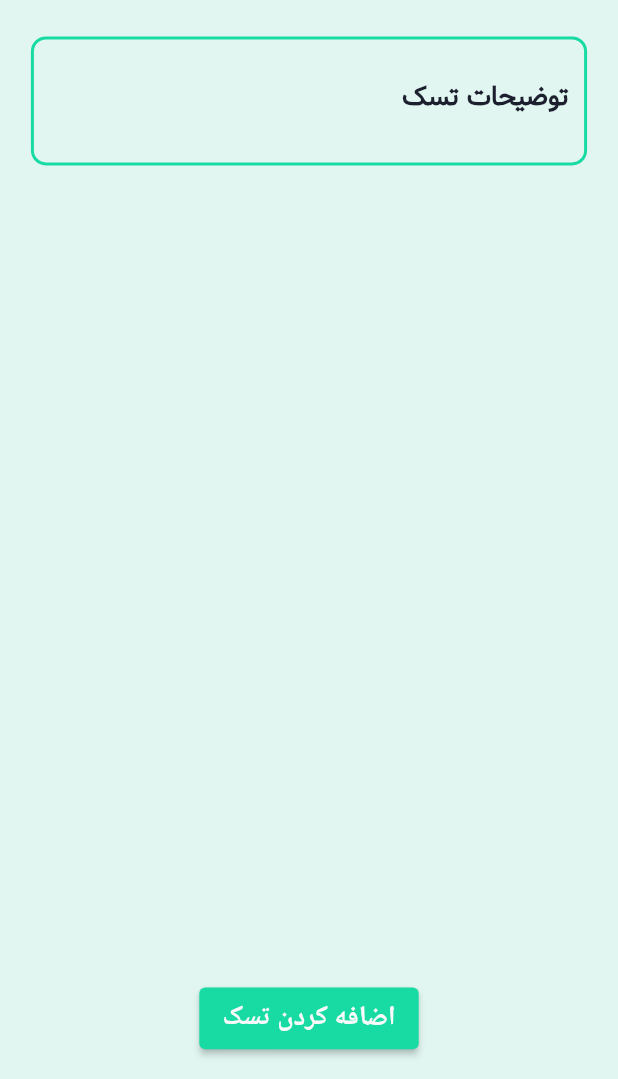
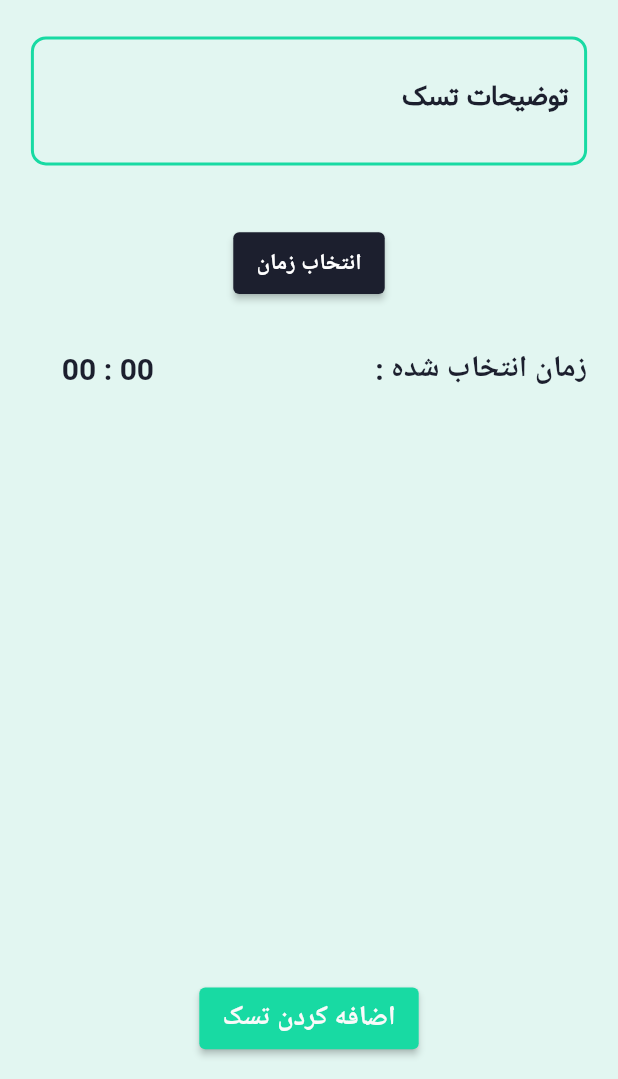
Before and after one commit to Sobhan-Ziyaei/hive_todo_app, a Flutter app: the AddTaskScreen screen opened directly, on a phone screen of 412 x 824 dp, the part 157-1236 px from its top. Run offline on Flutter 3.47's test engine with Material 2 defaults, Android fonts, the phone set to English and light mode, and no system bars; our stand-ins replace flutter_spinkit, hive_flutter, lottie; missing offline and left inert: persian_datetime_picker; accounts and stored records are empty.

Commit message:
continue app with add persion time

```diff
--- a/lib/models/task.dart
+++ b/lib/models/task.dart
@@ -1,3 +1,4 @@
+import 'package:flutter/material.dart';
 import 'package:hive_flutter/hive_flutter.dart';
 
 part 'task.g.dart';
@@ -14,9 +15,13 @@ class Task extends HiveObject{
   @HiveField(2)
   bool isDone;
 
+  @HiveField(3)
+  TimeOfDay time ;
+
   Task({
     required this.title,
     required this.description,
     this.isDone = false,
+    required this.time
   });
 }
--- a/lib/ui/constant/strings.dart
+++ b/lib/ui/constant/strings.dart
@@ -1,17 +1,18 @@
-
-class SplashScreenStrings{
+class SplashScreenStrings {
   static const appTitle = 'اپلیکیشن مدیریت کارها';
 }
 
-class HomeScreenStrings{
-  static const sampleTitle = 'تمرین زبان انگلیسی' ;
-  static const sampleSubTitle = 'تمرین زبان انگلیسی کلاس آموزشگاه' ;
-  static const sampleTime = '10:00' ;
-  static const modify = 'ویرایش' ;
+class HomeScreenStrings {
+  static const sampleTitle = 'تمرین زبان انگلیسی';
+  static const sampleSubTitle = 'تمرین زبان انگلیسی کلاس آموزشگاه';
+  static const sampleTime = '10:00';
+  static const modify = 'ویرایش';
 }
 
 class AddTaskScreenStrings {
-  static const taskTitle = 'عنوان تسک' ;
+  static const taskTitle = 'عنوان تسک';
   static const taskDescription = 'توضیحات تسک';
-  static const addTask = 'اضافه کردن تسک' ;
+  static const addTask = 'اضافه کردن تسک';
+  static const addTime = 'انتخاب زمان';
+  static const selectTime = 'زمان انتخاب شده :';
 }
--- a/lib/ui/screens/add_task_screen.dart
+++ b/lib/ui/screens/add_task_screen.dart
@@ -16,6 +16,7 @@ class _AddTaskScreenState extends State<AddTaskScreen> {
   final taskBox = Hive.box<Task>('taskBox');
   final TextEditingController titleController = TextEditingController();
   final TextEditingController descriptionController = TextEditingController();
+  TimeOfDay? time;
 
   @override
   void dispose() {
@@ -85,7 +86,45 @@ class _AddTaskScreenState extends State<AddTaskScreen> {
                     ),
                   ),
                 ),
-                //showPersianDatePicker(context: context, initialDate: initialDate, firstDate: firstDate, lastDate: ,);
+                SizedBox(height: size.height * 0.05),
+                ElevatedButton(
+                  style: ElevatedButton.styleFrom(
+                    minimumSize: Size(size.width * 0.10, size.height * 0.05),
+                    backgroundColor: blackColor,
+                  ),
+                  onPressed: () async {
+                    var timeOfDay = await showPersianTimePicker(
+                        context: context, initialTime: TimeOfDay.now());
+                    setState(() {
+                      time = timeOfDay;
+                    });
+                  },
+                  child: Text(
+                    AddTaskScreenStrings.addTime,
+                    style: theme.textTheme.titleLarge?.copyWith(fontSize: 15),
+                  ),
+                ),
+                SizedBox(height: size.height * 0.04),
+                Row(
+                  children: [
+                    Text(
+                      AddTaskScreenStrings.selectTime,
+                      style: theme.textTheme.bodyMedium?.copyWith(
+                          color: blackColor,
+                          fontSize: 20,
+                          fontWeight: FontWeight.bold),
+                    ),
+                    const Spacer(),
+                    Text(
+                      '${time?.minute ?? '00'} : ${time?.hour ?? '00'}',
+                      style: theme.textTheme.bodyMedium?.copyWith(
+                          color: blackColor,
+                          fontSize: 20,
+                          fontWeight: FontWeight.bold),
+                    ),
+                    SizedBox(width: size.width * 0.05),
+                  ],
+                ),
                 const Spacer(),
                 ElevatedButton(
                   style: ElevatedButton.styleFrom(
@@ -93,7 +132,18 @@ class _AddTaskScreenState extends State<AddTaskScreen> {
                     backgroundColor: greenColor,
                   ),
                   onPressed: () {
-                    addTask(titleController.text, descriptionController.text);
+                    if (time == null) {
+                      showDialog(
+                        context: context,
+                        builder: (context) {
+                          return Container(
+                            child: Text('لطفا '),
+                          );
+                        },
+                      );
+                    }
+                    addTask(titleController.text, descriptionController.text,
+                        time!);
                     Navigator.pop(context);
                   },
                   child: Text(
@@ -113,8 +163,8 @@ class _AddTaskScreenState extends State<AddTaskScreen> {
     );
   }
 
-  void addTask(String title, String description) {
-    var task = Task(title: title, description: description);
+  void addTask(String title, String description, TimeOfDay time) {
+    var task = Task(title: title, description: description, time: time);
     taskBox.add(task);
   }
 }
```
Also changed, not shown: lib/models/task.g.dart.
